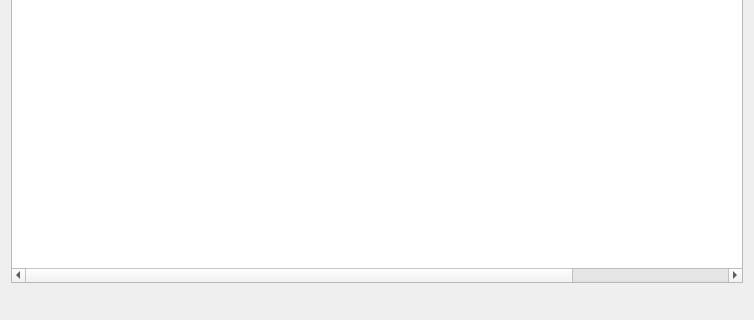
Above: ui/wdgInversiones.ui from turulomio/xulpymoney before the change; both pictures show x 0 to 754 and y 205 to 525 of the 754 by 525 pixel window. Below: the same form after it.
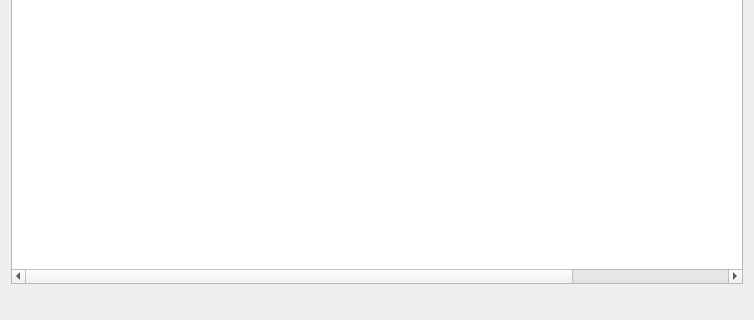
That is the form after the change. Icons and pictures are not drawn. Custom widgets are drawn as their Qt base class.

What changed in the file:
```diff
--- a/ui/wdgInversiones.ui
+++ b/ui/wdgInversiones.ui
@@ -117,17 +117,17 @@
     <widget class="QLabel" name="lblTotal">
      <property name="font">
       <font>
-       <pointsize>9</pointsize>
+       <pointsize>8</pointsize>
        <weight>75</weight>
        <bold>true</bold>
       </font>
      </property>
-     <property name="text">
-      <string/>
-     </property>
      <property name="alignment">
       <set>Qt::AlignCenter</set>
      </property>
+     <property name="wordWrap">
+      <bool>true</bool>
+     </property>
     </widget>
    </item>
   </layout>
```
